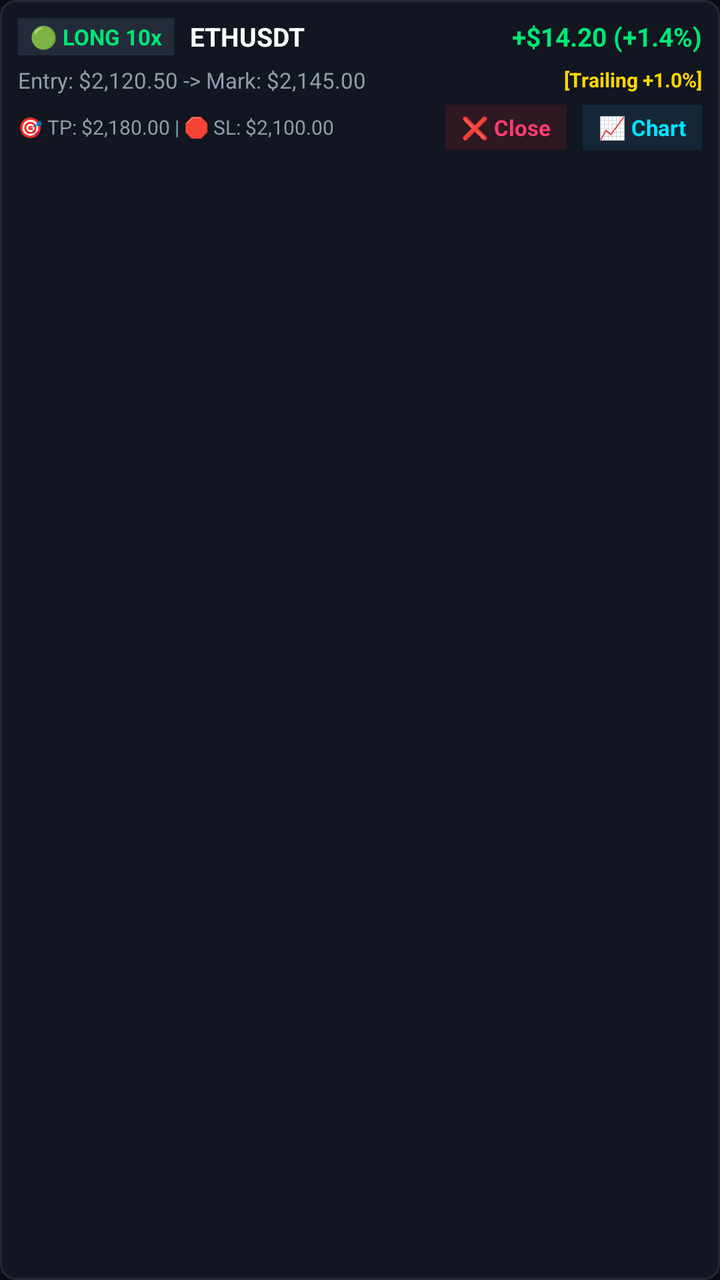
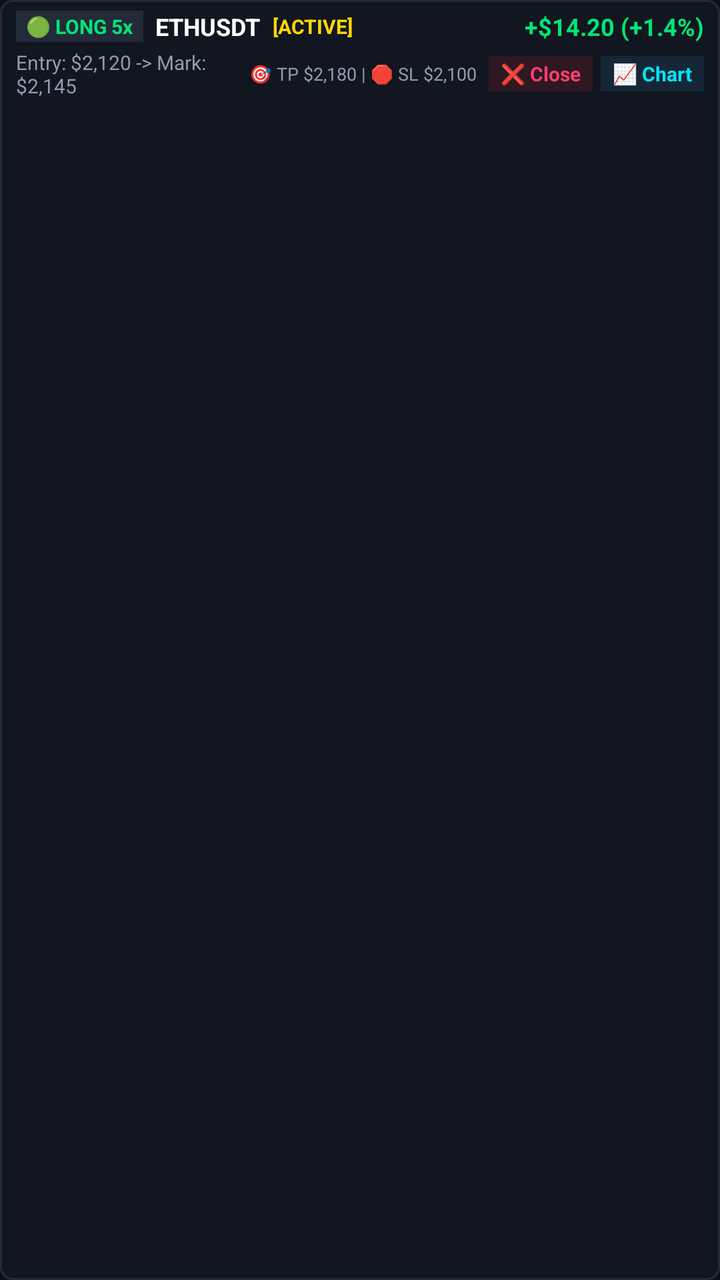

Before-and-after screenshots of an Android layout around one commit, followed by the original layout XML and the change that was made.
<!-- AndroidManifest.xml: application theme Theme.CryptoSentinel -->
<!-- res/layout/item_active_position.xml -->
<?xml version="1.0" encoding="utf-8"?>
<com.google.android.material.card.MaterialCardView xmlns:android="http://schemas.android.com/apk/res/android"
    xmlns:app="http://schemas.android.com/apk/res-auto"
    android:layout_width="match_parent"
    android:layout_height="wrap_content"
    android:layout_marginTop="6dp"
    app:cardBackgroundColor="#111620"
    app:cardCornerRadius="8dp"
    app:strokeColor="@color/card_border"
    app:strokeWidth="1dp">

    <LinearLayout
        android:layout_width="match_parent"
        android:layout_height="wrap_content"
        android:orientation="vertical"
        android:padding="9dp">

        
        <LinearLayout
            android:layout_width="match_parent"
            android:layout_height="wrap_content"
            android:gravity="center_vertical"
            android:orientation="horizontal">

            <TextView
                android:id="@+id/tvPosSideBadge"
                android:layout_width="wrap_content"
                android:layout_height="wrap_content"
                android:background="@color/card_border"
                android:paddingHorizontal="6dp"
                android:paddingVertical="2dp"
                android:text="🟢 LONG 10x"
                android:textColor="@color/neon_green"
                android:textSize="11sp"
                android:textStyle="bold" />

            <TextView
                android:id="@+id/tvPosSymbol"
                android:layout_width="0dp"
                android:layout_height="wrap_content"
                android:layout_marginStart="8dp"
                android:layout_weight="1"
                android:text="ETHUSDT"
                android:textColor="@color/text_white"
                android:textSize="13sp"
                android:textStyle="bold" />

            <TextView
                android:id="@+id/tvPosPnl"
                android:layout_width="wrap_content"
                android:layout_height="wrap_content"
                android:text="+$14.20 (+1.4%)"
                android:textColor="@color/neon_green"
                android:textSize="13sp"
                android:textStyle="bold" />
        </LinearLayout>

        
        <LinearLayout
            android:layout_width="match_parent"
            android:layout_height="wrap_content"
            android:layout_marginTop="5dp"
            android:gravity="center_vertical"
            android:orientation="horizontal">

            <TextView
                android:id="@+id/tvPosPrices"
                android:layout_width="0dp"
                android:layout_height="wrap_content"
                android:layout_weight="1"
                android:text="Entry: $2,120.50 -> Mark: $2,145.00"
                android:textColor="@color/text_dim"
                android:textSize="11sp" />

            <TextView
                android:id="@+id/tvPosStatusNote"
                android:layout_width="wrap_content"
                android:layout_height="wrap_content"
                android:text="[Trailing +1.0%]"
                android:textColor="@color/gold_accent"
                android:textSize="10sp"
                android:textStyle="bold" />
        </LinearLayout>

        
        <LinearLayout
            android:layout_width="match_parent"
            android:layout_height="wrap_content"
            android:layout_marginTop="5dp"
            android:gravity="center_vertical"
            android:orientation="horizontal">

            <TextView
                android:id="@+id/tvPosTpSl"
                android:layout_width="0dp"
                android:layout_height="wrap_content"
                android:layout_weight="1"
                android:text="🎯 TP: $2,180.00 | 🛑 SL: $2,100.00"
                android:textColor="@color/text_dim"
                android:textSize="10sp" />

            
            <TextView
                android:id="@+id/btnPosClose"
                android:layout_width="wrap_content"
                android:layout_height="wrap_content"
                android:background="#2E1822"
                android:clickable="true"
                android:focusable="true"
                android:paddingHorizontal="8dp"
                android:paddingVertical="4dp"
                android:text="❌ Close"
                android:textColor="@color/neon_red"
                android:textSize="11sp"
                android:textStyle="bold" />

            
            <TextView
                android:id="@+id/btnPosChart"
                android:layout_width="wrap_content"
                android:layout_height="wrap_content"
                android:layout_marginStart="8dp"
                android:background="#152636"
                android:clickable="true"
                android:focusable="true"
                android:paddingHorizontal="8dp"
                android:paddingVertical="4dp"
                android:text="📈 Chart"
                android:textColor="@color/primary_cyan"
                android:textSize="11sp"
                android:textStyle="bold" />
        </LinearLayout>

    </LinearLayout>

</com.google.android.material.card.MaterialCardView>
<!-- resources referenced by this layout -->
<resources>
  <color name="card_border">#232B3A</color>
  <color name="gold_accent">#FFD700</color>
  <color name="neon_green">#00E676</color>
  <color name="neon_red">#FF3D71</color>
  <color name="primary_cyan">#00E5FF</color>
  <color name="text_dim">#8F9CAE</color>
  <color name="text_white">#FFFFFF</color>
  <style name="Theme.CryptoSentinel" parent="Theme.MaterialComponents.DayNight.NoActionBar">
          <item name="colorPrimary">@color/primary_cyan</item>
          <item name="colorPrimaryVariant">@color/primary_cyan</item>
          <item name="colorOnPrimary">@color/bg_dark</item>
          <item name="android:windowBackground">@color/bg_dark</item>
          <item name="android:statusBarColor">@color/bg_dark</item>
          <item name="android:navigationBarColor">@color/bg_dark</item>
      </style>
  <color name="bg_dark">#0B0E14</color>
</resources>

<!-- the commit's change to res/layout/item_active_position.xml (unified diff, before → after) -->
@@ -3,9 +3,9 @@
     xmlns:app="http://schemas.android.com/apk/res-auto"
     android:layout_width="match_parent"
     android:layout_height="wrap_content"
-    android:layout_marginTop="6dp"
+    android:layout_marginTop="3dp"
     app:cardBackgroundColor="#111620"
-    app:cardCornerRadius="8dp"
+    app:cardCornerRadius="6dp"
     app:strokeColor="@color/card_border"
     app:strokeWidth="1dp">
 
@@ -13,7 +13,8 @@
         android:layout_width="match_parent"
         android:layout_height="wrap_content"
         android:orientation="vertical"
-        android:padding="9dp">
+        android:paddingHorizontal="8dp"
+        android:paddingVertical="5dp">
 
         
         <LinearLayout
@@ -27,22 +28,32 @@
                 android:layout_width="wrap_content"
                 android:layout_height="wrap_content"
                 android:background="@color/card_border"
-                android:paddingHorizontal="6dp"
-                android:paddingVertical="2dp"
-                android:text="🟢 LONG 10x"
+                android:paddingHorizontal="5dp"
+                android:paddingVertical="1dp"
+                android:text="🟢 LONG 5x"
                 android:textColor="@color/neon_green"
-                android:textSize="11sp"
+                android:textSize="10sp"
                 android:textStyle="bold" />
 
             <TextView
                 android:id="@+id/tvPosSymbol"
+                android:layout_width="wrap_content"
+                android:layout_height="wrap_content"
+                android:layout_marginStart="6dp"
+                android:text="ETHUSDT"
+                android:textColor="@color/text_white"
+                android:textSize="12sp"
+                android:textStyle="bold" />
+
+            <TextView
+                android:id="@+id/tvPosStatusNote"
                 android:layout_width="0dp"
                 android:layout_height="wrap_content"
-                android:layout_marginStart="8dp"
+                android:layout_marginStart="6dp"
                 android:layout_weight="1"
-                android:text="ETHUSDT"
-                android:textColor="@color/text_white"
-                android:textSize="13sp"
+                android:text="[ACTIVE]"
+                android:textColor="@color/gold_accent"
+                android:textSize="10sp"
                 android:textStyle="bold" />
 
             <TextView
@@ -51,7 +62,7 @@
                 android:layout_height="wrap_content"
                 android:text="+$14.20 (+1.4%)"
                 android:textColor="@color/neon_green"
-                android:textSize="13sp"
+                android:textSize="12sp"
                 android:textStyle="bold" />
         </LinearLayout>
 
@@ -59,7 +70,7 @@
         <LinearLayout
             android:layout_width="match_parent"
             android:layout_height="wrap_content"
-            android:layout_marginTop="5dp"
+            android:layout_marginTop="3dp"
             android:gravity="center_vertical"
             android:orientation="horizontal">
 
@@ -68,36 +79,18 @@
                 android:layout_width="0dp"
                 android:layout_height="wrap_content"
                 android:layout_weight="1"
-                android:text="Entry: $2,120.50 -> Mark: $2,145.00"
+                android:text="Entry: $2,120 -> Mark: $2,145"
                 android:textColor="@color/text_dim"
-                android:textSize="11sp" />
-
-            <TextView
-                android:id="@+id/tvPosStatusNote"
-                android:layout_width="wrap_content"
-                android:layout_height="wrap_content"
-                android:text="[Trailing +1.0%]"
-                android:textColor="@color/gold_accent"
-                android:textSize="10sp"
-                android:textStyle="bold" />
-        </LinearLayout>
-
-        
-        <LinearLayout
-            android:layout_width="match_parent"
-            android:layout_height="wrap_content"
-            android:layout_marginTop="5dp"
-            android:gravity="center_vertical"
-            android:orientation="horizontal">
+                android:textSize="10sp" />
 
             <TextView
                 android:id="@+id/tvPosTpSl"
-                android:layout_width="0dp"
+                android:layout_width="wrap_content"
                 android:layout_height="wrap_content"
-                android:layout_weight="1"
-                android:text="🎯 TP: $2,180.00 | 🛑 SL: $2,100.00"
+                android:layout_marginEnd="6dp"
+                android:text="🎯 TP $2,180 | 🛑 SL $2,100"
                 android:textColor="@color/text_dim"
-                android:textSize="10sp" />
+                android:textSize="9sp" />
 
             
             <TextView
@@ -107,11 +100,11 @@
                 android:background="#2E1822"
                 android:clickable="true"
                 android:focusable="true"
-                android:paddingHorizontal="8dp"
-                android:paddingVertical="4dp"
+                android:paddingHorizontal="6dp"
+                android:paddingVertical="2dp"
                 android:text="❌ Close"
                 android:textColor="@color/neon_red"
-                android:textSize="11sp"
+                android:textSize="10sp"
                 android:textStyle="bold" />
 
             
@@ -119,15 +112,15 @@
                 android:id="@+id/btnPosChart"
                 android:layout_width="wrap_content"
                 android:layout_height="wrap_content"
-                android:layout_marginStart="8dp"
+                android:layout_marginStart="4dp"
                 android:background="#152636"
                 android:clickable="true"
                 android:focusable="true"
-                android:paddingHorizontal="8dp"
-                android:paddingVertical="4dp"
+                android:paddingHorizontal="6dp"
+                android:paddingVertical="2dp"
                 android:text="📈 Chart"
                 android:textColor="@color/primary_cyan"
-                android:textSize="11sp"
+                android:textSize="10sp"
                 android:textStyle="bold" />
         </LinearLayout>
 
